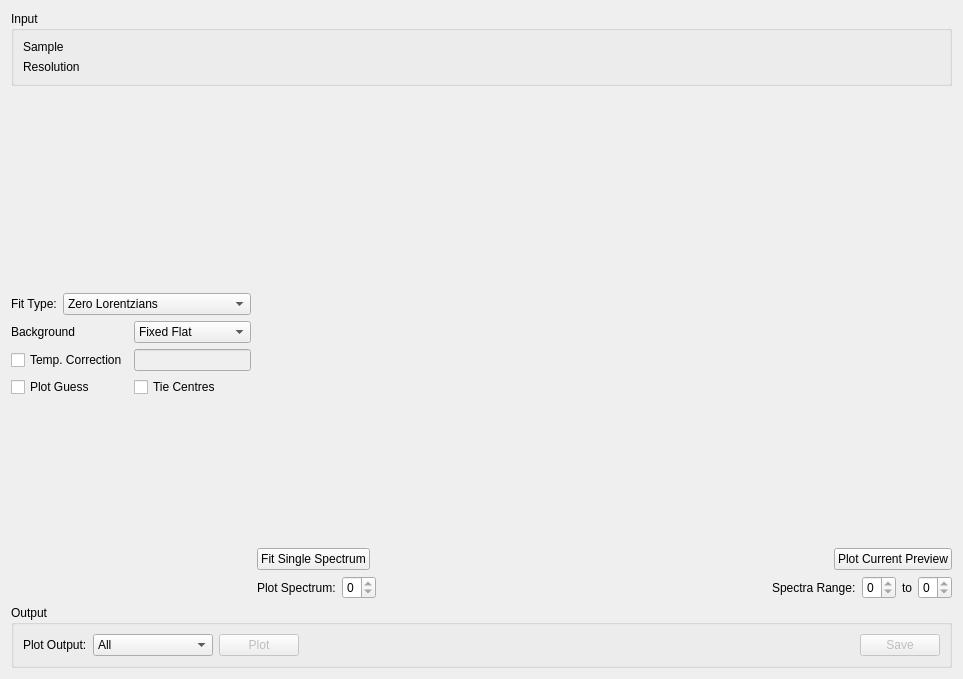
Old version of the form qt/scientific_interfaces/Indirect/ConvFit.ui in the repository mantidproject/mantid.
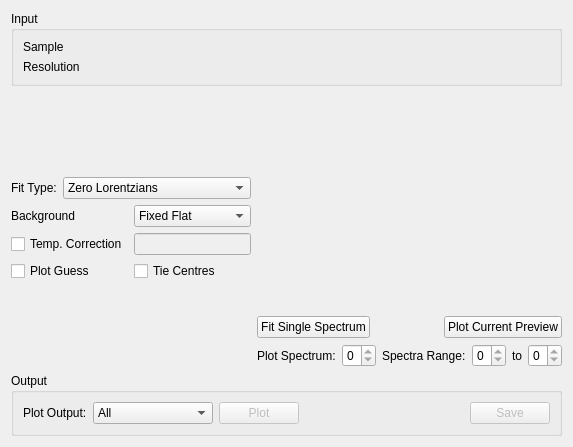
New version of the form. Custom widgets are drawn as their Qt base class.

Commit message:
Modify Data Analysis Tab UIs to allow for half size diff plot
Refs #21121

# Conflicts:
#	qt/scientific_interfaces/Indirect/MSDFit.ui

Diff of the .ui file:
```diff
--- a/qt/scientific_interfaces/Indirect/ConvFit.ui
+++ b/qt/scientific_interfaces/Indirect/ConvFit.ui
@@ -6,8 +6,8 @@
    <rect>
     <x>0</x>
     <y>0</y>
-    <width>963</width>
-    <height>679</height>
+    <width>566</width>
+    <height>447</height>
    </rect>
   </property>
   <property name="windowTitle">
@@ -117,8 +117,14 @@
    </item>
    <item>
     <layout class="QHBoxLayout" name="loPlotArea">
+     <property name="sizeConstraint">
+      <enum>QLayout::SetNoConstraint</enum>
+     </property>
      <item>
       <layout class="QVBoxLayout" name="loProperties">
+       <property name="sizeConstraint">
+        <enum>QLayout::SetNoConstraint</enum>
+       </property>
        <item>
         <layout class="QVBoxLayout" name="loOptions">
          <item>
@@ -260,10 +266,28 @@
      </item>
      <item>
       <layout class="QVBoxLayout" name="loMiniPlot">
+       <property name="sizeConstraint">
+        <enum>QLayout::SetNoConstraint</enum>
+       </property>
        <item>
-        <layout class="QVBoxLayout" name="loPlots" stretch="2,1">
+        <layout class="QVBoxLayout" name="loPlots" stretch="5,3">
+         <property name="sizeConstraint">
+          <enum>QLayout::SetDefaultConstraint</enum>
+         </property>
          <item>
           <widget class="MantidQt::MantidWidgets::PreviewPlot" name="ppPlotTop" native="true">
+           <property name="sizePolicy">
+            <sizepolicy hsizetype="Preferred" vsizetype="Expanding">
+             <horstretch>0</horstretch>
+             <verstretch>1</verstretch>
+            </sizepolicy>
+           </property>
+           <property name="minimumSize">
+            <size>
+             <width>0</width>
+             <height>125</height>
+            </size>
+           </property>
            <property name="showLegend" stdset="0">
             <bool>true</bool>
            </property>
@@ -278,6 +302,24 @@
          </item>
          <item>
           <widget class="MantidQt::MantidWidgets::PreviewPlot" name="ppPlotBottom" native="true">
+           <property name="sizePolicy">
+            <sizepolicy hsizetype="Preferred" vsizetype="Expanding">
+             <horstretch>0</horstretch>
+             <verstretch>1</verstretch>
+            </sizepolicy>
+           </property>
+           <property name="minimumSize">
+            <size>
+             <width>0</width>
+             <height>75</height>
+            </size>
+           </property>
+           <property name="maximumSize">
+            <size>
+             <width>16777215</width>
+             <height>16777215</height>
+            </size>
+           </property>
            <property name="showLegend" stdset="0">
             <bool>true</bool>
            </property>
@@ -294,6 +336,9 @@
        </item>
        <item>
         <layout class="QHBoxLayout" name="loPlotOptions">
+         <property name="sizeConstraint">
+          <enum>QLayout::SetNoConstraint</enum>
+         </property>
          <item>
           <widget class="QPushButton" name="pbSingleFit">
            <property name="text">
@@ -325,6 +370,9 @@
        </item>
        <item>
         <layout class="QHBoxLayout" name="loSpectra">
+         <property name="sizeConstraint">
+          <enum>QLayout::SetNoConstraint</enum>
+         </property>
          <item>
           <widget class="QLabel" name="lbPlotSpectrum">
            <property name="text">
```
Left out of the diff: 7 changed lines with no effect on the pictures. The commit also changes 7 other files.
